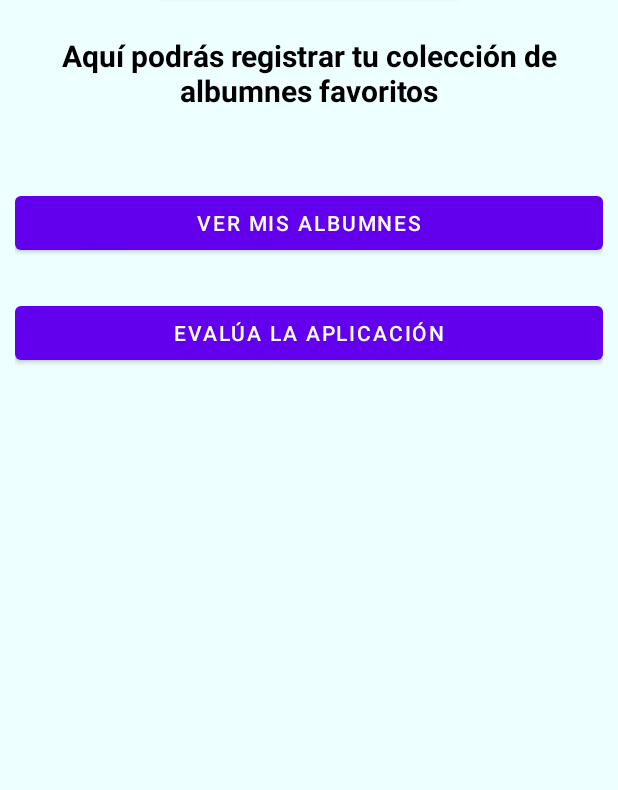
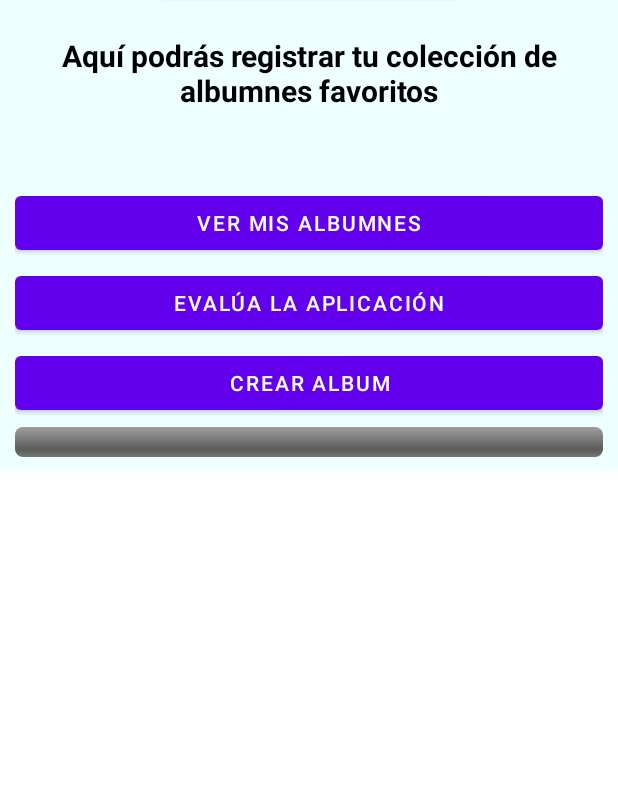
Before and after one commit to CarlosMoragaDev/RegistraLaminasAPP, an Android app: the layout activity_main.xml on its own in the app's theme, with its tools: preview values and no code run, on a phone screen of 412 x 824 dp, the part 446-1236 px from its top. Run offline under Robolectric (Android 15) with nearby library versions, the phone set to English and light mode, and no system bars.

Commit message:
-Se agrego un proceso al activity main con AsyncTask para crear un Album

```diff
--- a/app/src/main/res/layout/activity_main.xml
+++ b/app/src/main/res/layout/activity_main.xml
@@ -1,4 +1,12 @@
 <?xml version="1.0" encoding="utf-8"?>
+<ScrollView
+    xmlns:android="http://schemas.android.com/apk/res/android"
+    xmlns:app="http://schemas.android.com/apk/res-auto"
+    xmlns:tools="http://schemas.android.com/tools"
+    android:layout_height="match_parent"
+    android:layout_width="match_parent">
+
+
 <androidx.constraintlayout.widget.ConstraintLayout
     xmlns:android="http://schemas.android.com/apk/res/android"
     xmlns:app="http://schemas.android.com/apk/res-auto"
@@ -65,7 +73,7 @@
         </Button>
 
         <Button
-            android:layout_marginTop="25dp"
+            android:layout_marginTop="5dp"
             android:text="Evalúa la aplicación"
             android:layout_width="match_parent"
             android:layout_height="wrap_content"
@@ -73,6 +81,26 @@
 
         </Button>
 
+        <Button
+            android:id="@+id/btnAlbumProceso"
+            android:layout_marginTop="5dp"
+            android:layout_width="match_parent"
+            android:layout_height="wrap_content"
+            android:text="Crear album">
+
+        </Button>
+
+        <ProgressBar
+            android:id="@+id/progressBarProceso"
+            android:layout_marginTop="5dp"
+            android:layout_width="match_parent"
+            android:layout_height="wrap_content"
+            style="@android:style/Widget.ProgressBar.Horizontal">
+        </ProgressBar>
+
+
     </LinearLayout>
 
 </androidx.constraintlayout.widget.ConstraintLayout>
+
+</ScrollView>
```
Also changed, not shown: app/src/main/java/com/example/registralaminasapp/MainActivity.java (+78 -1 lines).
